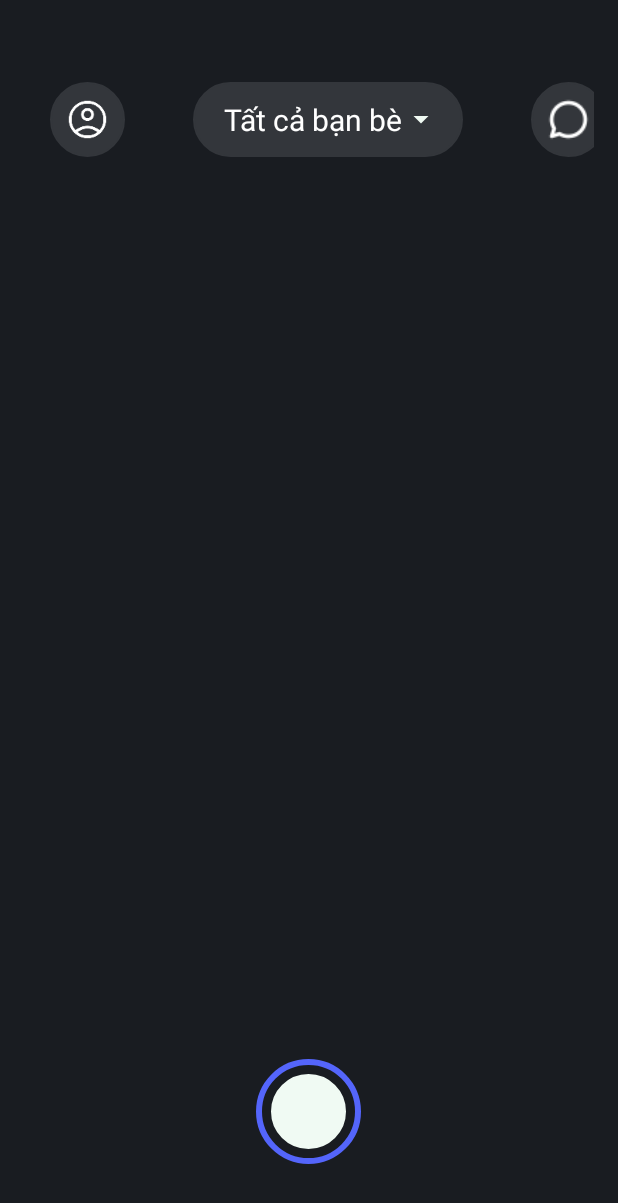
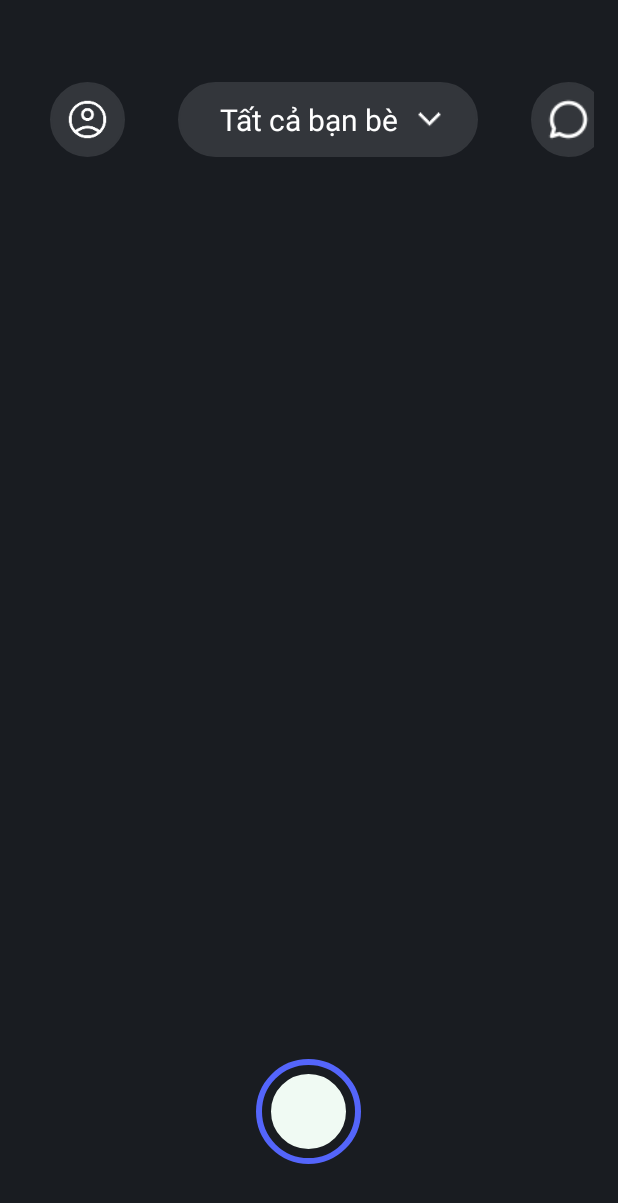
Before and after one commit to ngocdiem1415/Locket_Mobile, an Android app: the layout all_images.xml on its own in the app's theme, with its tools: preview values and no code run, on a phone screen of 412 x 824 dp. Shown: the top 1203 px of the screen. Run offline under Robolectric (Android 15) with nearby library versions, the phone set to English and light mode, and no system bars.

Commit message:
add list friends

```diff
--- a/Locket_Mobile/app/src/main/res/layout/all_images.xml
+++ b/Locket_Mobile/app/src/main/res/layout/all_images.xml
@@ -27,23 +27,28 @@
             android:src="@mipmap/account_icon" />
 
         <LinearLayout
-            android:id="@+id/friends"
-            android:layout_width="180dp"
+            android:id="@+id/all_friends"
+            android:layout_width="200dp"
             android:layout_height="50dp"
-            android:layout_marginStart="45dp"
-            android:layout_marginEnd="45dp"
+            android:layout_marginStart="35dp"
+            android:layout_marginEnd="35dp"
             android:background="@drawable/circle_border"
             android:gravity="center">
 
             <TextView
-                android:layout_width="wrap_content"
+                android:layout_width="130dp"
                 android:layout_height="30dp"
                 android:layout_marginStart="5dp"
                 android:gravity="center"
                 android:text="Tất cả bạn bè"
-                android:drawableEnd="@drawable/ic_arrow_down"
                 android:textColor="#ffffff"
                 android:textSize="20dp" />
+
+            <ImageView
+                android:id="@+id/down_toggle"
+                android:layout_width="30dp"
+                android:layout_height="30dp"
+                android:src="@mipmap/down_toggle" />
         </LinearLayout>
 
         <ImageView
@@ -146,5 +151,45 @@
         </LinearLayout>
     </LinearLayout>
 
+    <!-- Lớp phủ bán trong suốt -->
+    <View
+        android:id="@+id/mask"
+        android:layout_width="match_parent"
+        android:layout_height="match_parent"
+        android:background="#80000000"
+        android:visibility="gone"/> <!-- màu đen với độ mờ 50% -->
+
+    <LinearLayout
+        android:id="@+id/friends_board"
+        android:layout_width="match_parent"
+        android:layout_height="match_parent"
+        android:gravity="top|center"
+        android:orientation="horizontal"
+        android:visibility="gone">
+
+        <LinearLayout
+            android:layout_width="280dp"
+            android:layout_height="240dp"
+            android:layout_marginTop="80dp"
+            android:background="@drawable/dark_gray_border">
+
+            <androidx.recyclerview.widget.RecyclerView
+                android:id="@+id/list_friends"
+                android:layout_width="match_parent"
+                android:layout_height="match_parent"
+                android:paddingTop="10dp"
+                android:paddingBottom="10dp"
+                android:paddingStart="15dp"
+                android:paddingEnd="15dp"
+                app:layout_constraintBottom_toBottomOf="parent"
+                app:layout_constraintEnd_toEndOf="parent"
+                app:layout_constraintStart_toStartOf="parent"
+                app:layout_constraintTop_toTopOf="parent">
+
+            </androidx.recyclerview.widget.RecyclerView>
+        </LinearLayout>
+
+    </LinearLayout>
+
 
 </FrameLayout>
```
